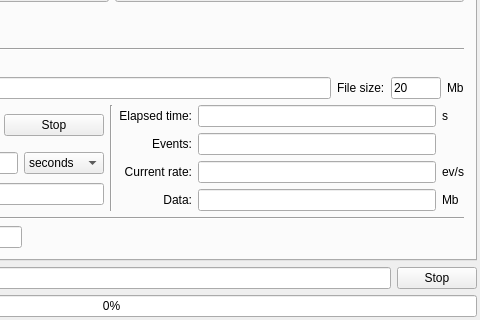
Before: the Qt Designer form GUI/mainwindow.ui in andrmor/TRB3reader, drawn with Qt 5; both pictures show x 257 to 737 and y 418 to 738 of the 737 by 738 pixel window.
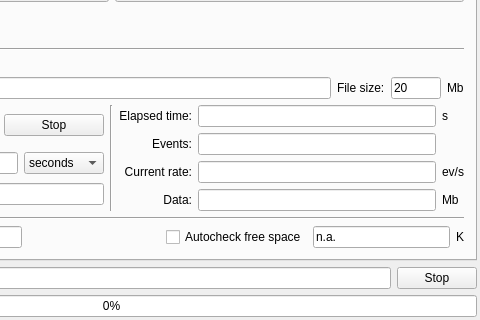
After: the same form once the commit is applied.

The edit to the form file:
```diff
--- a/GUI/mainwindow.ui
+++ b/GUI/mainwindow.ui
@@ -2910,6 +2910,30 @@
             </property>
            </spacer>
           </item>
+          <item>
+           <widget class="QCheckBox" name="cbAutocheckFreeSpace">
+            <property name="text">
+             <string>Autocheck free space</string>
+            </property>
+           </widget>
+          </item>
+          <item>
+           <widget class="QLineEdit" name="leFreeSpace">
+            <property name="text">
+             <string>n.a.</string>
+            </property>
+            <property name="readOnly">
+             <bool>true</bool>
+            </property>
+           </widget>
+          </item>
+          <item>
+           <widget class="QLabel" name="label_72">
+            <property name="text">
+             <string>K</string>
+            </property>
+           </widget>
+          </item>
          </layout>
         </item>
        </layout>
```
